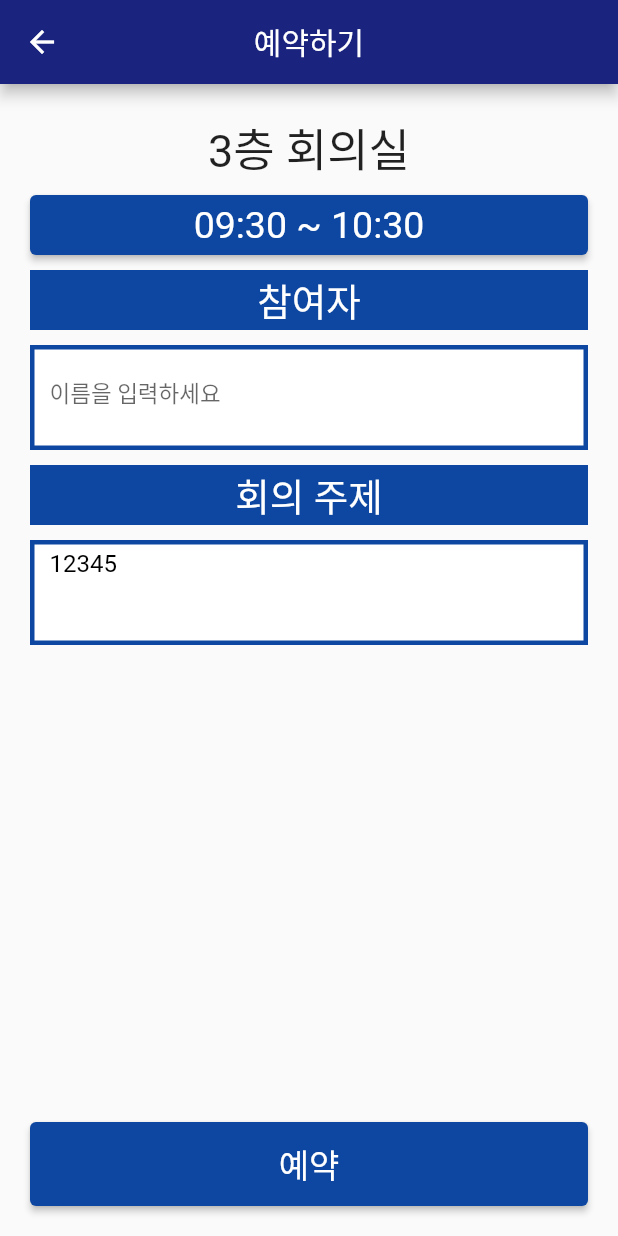
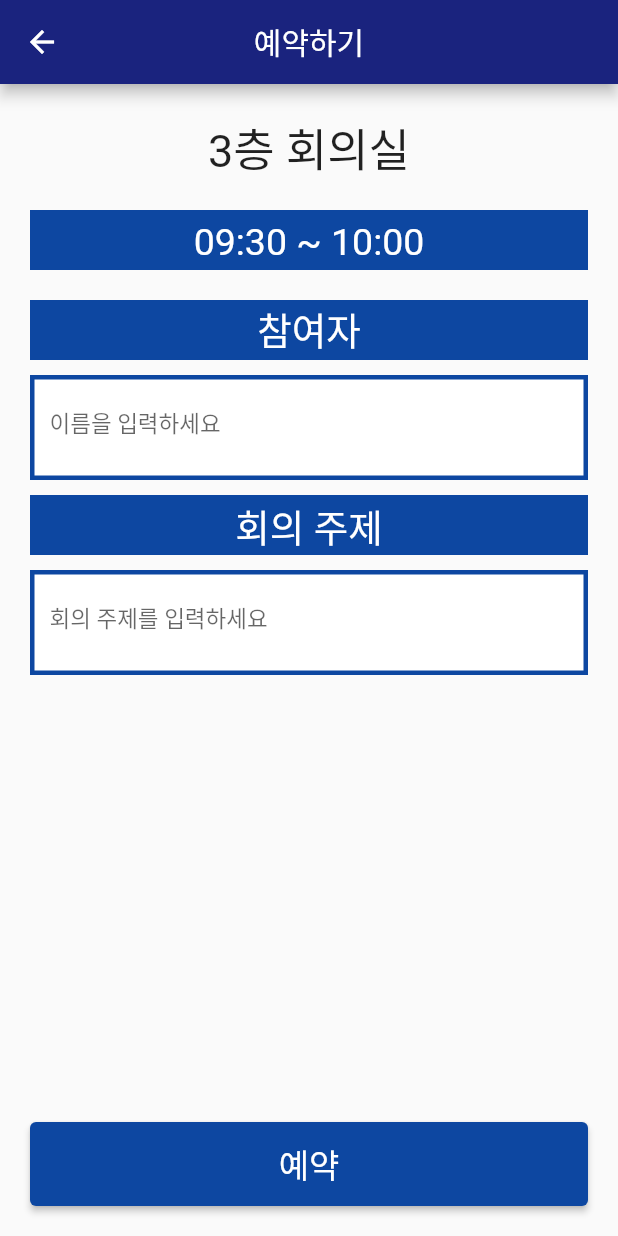
Before and after one commit to gwni0214/reservation, a Flutter app: the ReserveWrite screen opened by its route, on a phone screen of 412 x 824 dp. Run offline on Flutter 3.47's test engine with Material 2 defaults, Android fonts, the phone set to English and light mode, and no system bars; our stand-ins replace get, smooth_page_indicator.

Commit message:
reservWrite

```diff
--- a/reservation_test/lib/pages/reserve/reserve_write.dart
+++ b/reservation_test/lib/pages/reserve/reserve_write.dart
@@ -7,7 +7,9 @@ class ReserveWrite extends StatelessWidget {
 
   @override
   Widget build(BuildContext context) {
-    return Scaffold(
+    return SafeArea(
+      child: Scaffold(
+        resizeToAvoidBottomInset: false,
         appBar: AppBar(
           title: Text('예약하기'),
           backgroundColor: Color.fromARGB(
@@ -32,16 +34,19 @@ class ReserveWrite extends StatelessWidget {
                 height: 10.0,
               ),
               Container(
+                margin: EdgeInsets.symmetric(vertical: 10.0),
                 width: 500.0,
                 height: 40.0,
-              child: ElevatedButton(
-                onPressed: () {},
-                child: Text('09:30 ~ 10:30'),
-                style: ElevatedButton.styleFrom(
-                  primary: Colors.blue.shade900,
-                  textStyle: TextStyle(fontSize: 25.0),
+                child: Text(
+                  '09:30 ~ 10:00',
+                  style: TextStyle(
+                    height: 1.5,
+                    fontSize: 25.0,
+                    color: Colors.white,
                   ),
+                  textAlign: TextAlign.center,
                 ),
+                color: Colors.blue.shade900,
               ),
               Container(
                 margin: EdgeInsets.symmetric(vertical: 10.0),
@@ -51,6 +56,7 @@ class ReserveWrite extends StatelessWidget {
                   child: Text(
                     '참여자',
                     style: TextStyle(
+                      height: 1.5,
                       fontSize: 25.0,
                       color: Colors.white,
                     ),
@@ -87,15 +93,6 @@ class ReserveWrite extends StatelessWidget {
                     ),
                   ),
                 ),
-              // child: Text(
-              //   overflow: TextOverflow.fade,
-              //   '12345',
-              //   style: TextStyle(
-              //     height: 1,
-              //     color: Colors.black,
-              //     fontSize: 16.0,
-              //   ),
-              // ),
               ),
               Container(
                 margin: EdgeInsets.symmetric(vertical: 10.0),
@@ -105,6 +102,7 @@ class ReserveWrite extends StatelessWidget {
                   child: Text(
                     '회의 주제',
                     style: TextStyle(
+                      height: 1.5,
                       fontSize: 25.0,
                       color: Colors.white,
                     ),
@@ -125,13 +123,20 @@ class ReserveWrite extends StatelessWidget {
                     width: 3,
                   ),
                 ),
-              child: Text(
-                overflow: TextOverflow.fade,
-                '12345',
-                style: TextStyle(
-                  height: 1,
-                  color: Colors.black,
-                  fontSize: 16.0,
+                child: GestureDetector(
+                  onTap: () => FocusScope.of(context).unfocus(),
+                  child: SingleChildScrollView(
+                    child: TextField(
+                      onChanged: (text) {},
+                      cursorColor: Colors.blue.shade900,
+                      decoration: InputDecoration(
+                        focusedBorder: InputBorder.none,
+                        border: InputBorder.none,
+                        hintText: '회의 주제를 입력하세요',
+                        hintStyle: TextStyle(fontSize: 15.0),
+                      ),
+                      keyboardType: TextInputType.text,
+                    ),
                   ),
                 ),
               ),
@@ -159,20 +164,7 @@ class ReserveWrite extends StatelessWidget {
             ],
           ),
         ),
-
-      // bottomNavigationBar: BottomNavigationBar(
-      //   onTap: (index) {},
-      //   items: [
-      //     BottomNavigationBarItem(
-      //       icon: Icon(Icons.check_box),
-      //       label: '예약하기',
-      //     ),
-      //     BottomNavigationBarItem(
-      //       icon: Icon(Icons.check_box),
-      //       label: '2',
-      //     ),
-      //   ],
-      // ),
+      ),
     );
   }
 }
```
Lines whose indentation alone changed are shown as unchanged.
